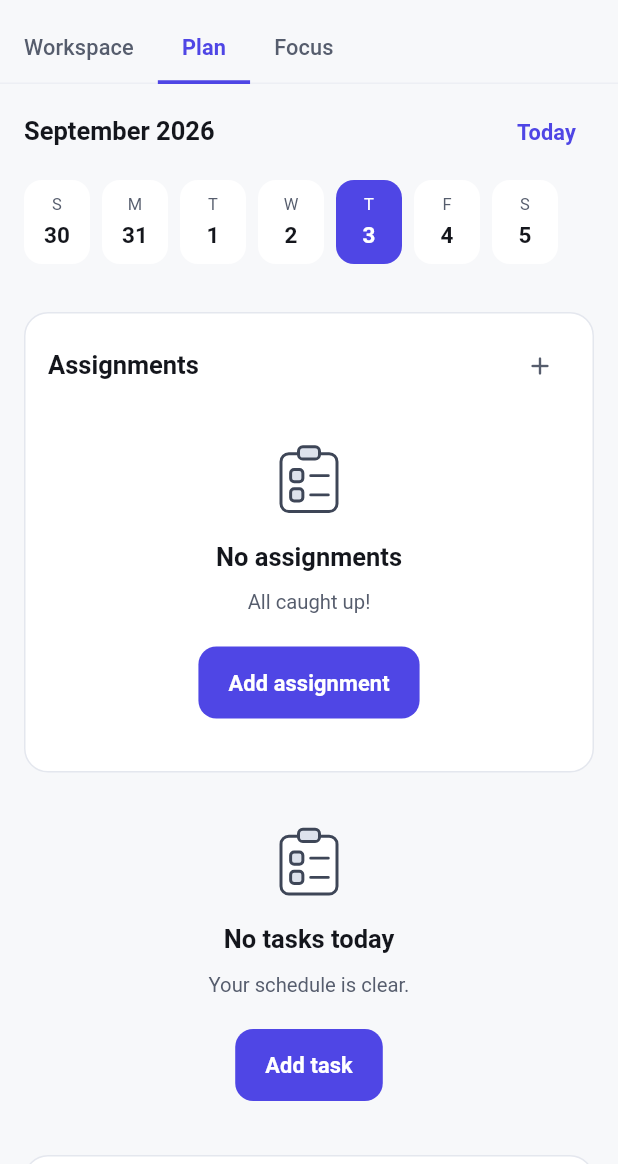
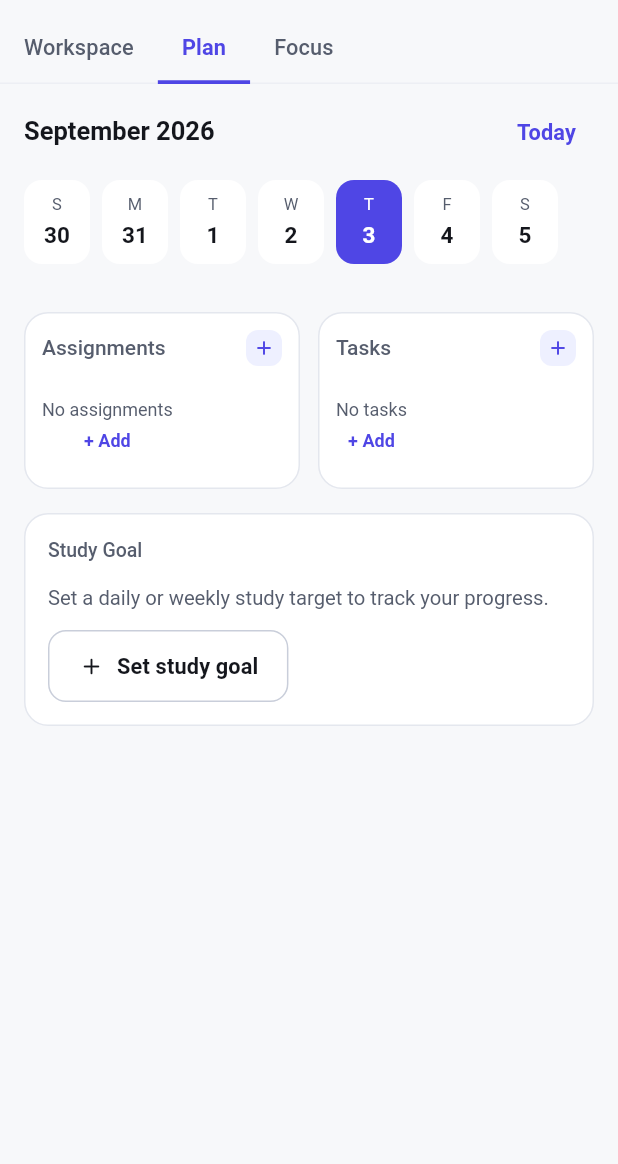
Before and after one commit to NehalLabib77/EkThikana, a Flutter app: the StudyScreen screen opened directly, tab 2 chosen, on a phone screen of 412 x 824 dp, the part 72-1236 px from its top. Run offline on Flutter 3.47's test engine with Material 3 defaults, Android fonts, the phone set to English and light mode, and no system bars; our stand-ins replace cloud_firestore, connectivity_plus, file_picker, firebase_auth, firebase_core, flutter_local_notifications and 8 more; missing offline and left inert: pdfrx; accounts and stored records are empty.

Commit message:
compact plan assignment and task cards

```diff
--- a/flutter_app/lib/features/study/presentation/planner/plan_view.dart
+++ b/flutter_app/lib/features/study/presentation/planner/plan_view.dart
@@ -325,10 +325,11 @@ class _AssignmentTaskBento extends StatelessWidget {
           return ad.compareTo(bd);
         });
 
-        // Always render both cards, even when empty.
+        // Always render both cards side-by-side, even when empty.
+        // On very narrow screens (<320dp) stack vertically.
         return LayoutBuilder(
           builder: (context, constraints) {
-            final sideBySide = constraints.maxWidth >= 600;
+            final sideBySide = constraints.maxWidth >= 300;
             final cards = [
               Expanded(
                 flex: 1,
@@ -353,7 +354,7 @@ class _AssignmentTaskBento extends StatelessWidget {
 }
 
 // ---------------------------------------------------------------------------
-// 3. Assignment Deadlines card
+// 3. Assignment Deadlines card — compact
 // ---------------------------------------------------------------------------
 
 class _AssignmentCard extends StatelessWidget {
@@ -365,88 +366,80 @@ class _AssignmentCard extends StatelessWidget {
   Widget build(BuildContext context) {
     final shown = deadlines.take(3).toList();
 
-    if (deadlines.isEmpty) {
     return AppCard(
+      padding: const EdgeInsets.all(GochanoSpacing.sm),
       child: Column(
         crossAxisAlignment: CrossAxisAlignment.start,
         mainAxisSize: MainAxisSize.min,
         children: [
+          // Header
           Row(
             children: [
               Expanded(
-                  child: SectionHeader(
-                    padding: EdgeInsets.zero,
-                    title: GochanoLanguage.text(
-                      'Assignments',
-                      'অ্যাসাইনমেন্ট',
+                child: Text(
+                  GochanoLanguage.text('Assignments', 'অ্যাসাইনমেন্ট'),
+                  style: context.type.label.copyWith(fontSize: 14),
+                  maxLines: 1,
+                  overflow: TextOverflow.ellipsis,
+                ),
+              ),
+              if (deadlines.length > 3)
+                GestureDetector(
+                  onTap: () {},
+                  child: Text(
+                    GochanoLanguage.text('View all', 'সব দেখুন'),
+                    style: context.type.caption.copyWith(
+                      color: context.colors.brand,
                     ),
                   ),
                 ),
-                IconButton(
-                  icon: const Icon(Icons.add_rounded, size: 20),
-                  onPressed: () =>
-                      showAddTaskSheet(context, type: 'assignment'),
-                  tooltip: GochanoLanguage.text(
-                    'Add assignment',
-                    'অ্যাসাইনমেন্ট যোগ করুন',
+              const SizedBox(width: GochanoSpacing.xxs),
+              GestureDetector(
+                onTap: () => showAddTaskSheet(context, type: 'assignment'),
+                child: Container(
+                  width: 24,
+                  height: 24,
+                  decoration: BoxDecoration(
+                    color: context.colors.brandSoft,
+                    borderRadius: GochanoRadius.smAll,
                   ),
-                  visualDensity: VisualDensity.compact,
+                  child: Icon(
+                    Icons.add_rounded,
+                    size: 16,
+                    color: context.colors.brand,
+                  ),
+                ),
               ),
             ],
           ),
           const SizedBox(height: GochanoSpacing.xs),
-            EmptyState(
-              compact: true,
-              illustration: GochanoArt.emptyTasks,
-              title: GochanoLanguage.text('No assignments', 'কোনো অ্যাসাইনমেন্ট নেই'),
-              message: GochanoLanguage.text(
-                'All caught up!',
-                'সব ঠিক আছে!',
+          // Content
+          if (deadlines.isEmpty)
+            Padding(
+              padding: const EdgeInsets.symmetric(vertical: GochanoSpacing.sm),
+              child: Column(
+                children: [
+                  Text(
+                    GochanoLanguage.text('No assignments', 'কোনো অ্যাসাইনমেন্ট নেই'),
+                    style: context.type.caption.copyWith(
+                      color: context.colors.textSecondary,
                     ),
-              actionLabel: GochanoLanguage.text('Add assignment', 'অ্যাসাইনমেন্ট যোগ করুন'),
-              onAction: () => showAddTaskSheet(context, type: 'assignment'),
+                  ),
+                  const SizedBox(height: GochanoSpacing.xxs),
+                  GestureDetector(
+                    onTap: () => showAddTaskSheet(context, type: 'assignment'),
+                    child: Text(
+                      GochanoLanguage.text('+ Add', '+ যোগ'),
+                      style: context.type.caption.copyWith(
+                        color: context.colors.brand,
+                        fontWeight: FontWeight.w600,
+                      ),
+                    ),
                   ),
                 ],
               ),
-      );
-    }
-
-    return AppCard(
-      child: Column(
-        crossAxisAlignment: CrossAxisAlignment.start,
-        mainAxisSize: MainAxisSize.min,
-        children: [
-          Row(
-            children: [
-              Expanded(
-                child: SectionHeader(
-                  padding: EdgeInsets.zero,
-                  title: GochanoLanguage.text(
-                    'Assignments',
-                    'অ্যাসাইনমেন্ট',
-                  ),
-                  action: deadlines.length > 3
-                      ? TextButton(
-                          onPressed: () {},
-                          child: Text(
-                            GochanoLanguage.text('View all', 'সব দেখুন'),
-                          ),
             )
-                      : null,
-                ),
-              ),
-              IconButton(
-                icon: const Icon(Icons.add_rounded, size: 20),
-                onPressed: () =>
-                    showAddTaskSheet(context, type: 'assignment'),
-                tooltip: GochanoLanguage.text(
-                  'Add assignment',
-                  'অ্যাসাইনমেন্ট যোগ করুন',
-                ),
-                visualDensity: VisualDensity.compact,
-              ),
-            ],
-          ),
+          else
             ...shown.map((doc) {
               final data = doc.data();
               final due = (data['dueAt'] as Timestamp).toDate();
@@ -457,43 +450,48 @@ class _AssignmentCard extends StatelessWidget {
                 onTap: () => showAddTaskSheet(context, existing: doc),
                 borderRadius: GochanoRadius.smAll,
                 child: Padding(
-                padding: const EdgeInsets.symmetric(vertical: GochanoSpacing.xs),
+                  padding: const EdgeInsets.symmetric(vertical: 4),
                   child: Column(
                     crossAxisAlignment: CrossAxisAlignment.start,
                     mainAxisSize: MainAxisSize.min,
                     children: [
                       Text(
                         data['title']?.toString() ?? '',
-                      style: context.type.cardHeading,
+                        style: context.type.body.copyWith(fontSize: 13),
                         maxLines: 1,
                         overflow: TextOverflow.ellipsis,
                       ),
-                    const SizedBox(height: GochanoSpacing.xxs),
+                      const SizedBox(height: 2),
                       Row(
                         children: [
                           Icon(
                             Icons.event_rounded,
-                          size: 12,
+                            size: 10,
                             color: overdue
                                 ? context.colors.warning
                                 : context.colors.textTertiary,
                           ),
-                        const SizedBox(width: GochanoSpacing.xxs),
-                        Text(
-                          '${formatShortDate(due)} · ${formatClock12(due)}',
+                          const SizedBox(width: 2),
+                          Flexible(
+                            child: Text(
+                              '${formatShortDate(due)} ${formatClock12(due)}',
                               style: context.type.caption.copyWith(
+                                fontSize: 10,
                                 color: overdue
                                     ? context.colors.warning
                                     : context.colors.textTertiary,
                               ),
+                              maxLines: 1,
+                              overflow: TextOverflow.ellipsis,
                             ),
-                        const SizedBox(width: GochanoSpacing.xs),
-                        _deadlineStateBadge(due),
+                          ),
+                          const SizedBox(width: 4),
+                          _deadlineStateBadgeCompact(context, due),
                         ],
                       ),
                       if (remindAt != null) ...[
-                      const SizedBox(height: GochanoSpacing.xxs),
-                      _reminderInfo(context, remindAt),
+                        const SizedBox(height: 2),
+                        _reminderInfoCompact(context, remindAt),
                       ],
                     ],
                   ),
@@ -507,7 +505,7 @@ class _AssignmentCard extends StatelessWidget {
 }
 
 // ---------------------------------------------------------------------------
-// 4. Tasks card — checklist with complete/undo
+// 4. Tasks card — compact checklist with complete/undo
 // ---------------------------------------------------------------------------
 
 class _TaskCard extends StatelessWidget {
@@ -517,55 +515,82 @@ class _TaskCard extends StatelessWidget {
 
   @override
   Widget build(BuildContext context) {
-    if (tasks.isEmpty) {
-      return EmptyState(
-        compact: true,
-        illustration: GochanoArt.emptyTasks,
-        title: GochanoLanguage.text('No tasks today', 'আজ কোনো কাজ নেই'),
-        message: GochanoLanguage.text(
-          'Your schedule is clear.',
-          'আপনার দিন ফাঁকা।',
-        ),
-        actionLabel: GochanoLanguage.text('Add task', 'কাজ যোগ করুন'),
-        onAction: () => showAddTaskSheet(context, type: 'task'),
-      );
-    }
-
     final shown = tasks.take(3).toList();
 
     return AppCard(
+      padding: const EdgeInsets.all(GochanoSpacing.sm),
       child: Column(
         crossAxisAlignment: CrossAxisAlignment.start,
         mainAxisSize: MainAxisSize.min,
         children: [
+          // Header
           Row(
             children: [
               Expanded(
-                child: SectionHeader(
-                  padding: EdgeInsets.zero,
-                  title: GochanoLanguage.text('Tasks', 'কাজ'),
-                  action: tasks.length > 3
-                      ? TextButton(
-                          onPressed: () {},
+                child: Text(
+                  GochanoLanguage.text('Tasks', 'কাজ'),
+                  style: context.type.label.copyWith(fontSize: 14),
+                  maxLines: 1,
+                  overflow: TextOverflow.ellipsis,
+                ),
+              ),
+              if (tasks.length > 3)
+                GestureDetector(
+                  onTap: () {},
                   child: Text(
                     GochanoLanguage.text('View all', 'সব দেখুন'),
-                          ),
-                        )
-                      : null,
+                    style: context.type.caption.copyWith(
+                      color: context.colors.brand,
                     ),
                   ),
-              IconButton(
-                icon: const Icon(Icons.add_rounded, size: 20),
-                onPressed: () =>
-                    showAddTaskSheet(context, type: 'task'),
-                tooltip: GochanoLanguage.text(
-                  'Add task',
-                  'কাজ যোগ করুন',
                 ),
-                visualDensity: VisualDensity.compact,
+              const SizedBox(width: GochanoSpacing.xxs),
+              GestureDetector(
+                onTap: () => showAddTaskSheet(context, type: 'task'),
+                child: Container(
+                  width: 24,
+                  height: 24,
+                  decoration: BoxDecoration(
+                    color: context.colors.brandSoft,
+                    borderRadius: GochanoRadius.smAll,
+                  ),
+                  child: Icon(
+                    Icons.add_rounded,
+                    size: 16,
+                    color: context.colors.brand,
+                  ),
+                ),
               ),
             ],
           ),
+          const SizedBox(height: GochanoSpacing.xs),
+          // Content
+          if (tasks.isEmpty)
+            Padding(
+              padding: const EdgeInsets.symmetric(vertical: GochanoSpacing.sm),
+              child: Column(
+                children: [
+                  Text(
+                    GochanoLanguage.text('No tasks', 'কোনো কাজ নেই'),
+                    style: context.type.caption.copyWith(
+                      color: context.colors.textSecondary,
+                    ),
+                  ),
+                  const SizedBox(height: GochanoSpacing.xxs),
+                  GestureDetector(
+                    onTap: () => showAddTaskSheet(context, type: 'task'),
+                    child: Text(
+                      GochanoLanguage.text('+ Add', '+ যোগ'),
+                      style: context.type.caption.copyWith(
+                        color: context.colors.brand,
+                        fontWeight: FontWeight.w600,
+                      ),
+                    ),
+                  ),
+                ],
+              ),
+            )
+          else
             ...shown.map((doc) {
               final data = doc.data();
               final done = data['done'] == true;
@@ -575,15 +600,19 @@ class _TaskCard extends StatelessWidget {
               final overdue = !done && due != null && due.isBefore(DateTime.now());
 
               return Padding(
-              padding: const EdgeInsets.symmetric(
-                horizontal: GochanoSpacing.xs,
-                vertical: GochanoSpacing.xxs,
-              ),
+                padding: const EdgeInsets.symmetric(vertical: 2),
                 child: Row(
                   children: [
-                  Checkbox(
+                    SizedBox(
+                      width: 20,
+                      height: 20,
+                      child: Checkbox(
                         value: done,
-                    onChanged: (value) => _setDone(context, doc, value ?? false),
+                        onChanged: (value) =>
+                            _setDone(context, doc, value ?? false),
+                        materialTapTargetSize: MaterialTapTargetSize.shrinkWrap,
+                        visualDensity: VisualDensity.compact,
+                      ),
                     ),
                     Expanded(
                       child: InkWell(
@@ -591,7 +620,8 @@ class _TaskCard extends StatelessWidget {
                         borderRadius: GochanoRadius.smAll,
                         child: Padding(
                           padding: const EdgeInsets.symmetric(
-                          vertical: GochanoSpacing.xs,
+                            horizontal: 4,
+                            vertical: 2,
                           ),
                           child: Column(
                             crossAxisAlignment: CrossAxisAlignment.start,
@@ -599,10 +629,14 @@ class _TaskCard extends StatelessWidget {
                             children: [
                               Text(
                                 title,
-                              style: context.type.cardHeading.copyWith(
-                                color: done ? context.colors.textSecondary : null,
-                                decoration:
-                                    done ? TextDecoration.lineThrough : null,
+                                style: context.type.body.copyWith(
+                                  fontSize: 13,
+                                  color: done
+                                      ? context.colors.textSecondary
+                                      : null,
+                                  decoration: done
+                                      ? TextDecoration.lineThrough
+                                      : null,
                                 ),
                                 maxLines: 1,
                                 overflow: TextOverflow.ellipsis,
@@ -616,30 +650,35 @@ class _TaskCard extends StatelessWidget {
                                             ? Icons.notifications_active_outlined
                                             : Icons.event_rounded)
                                         : Icons.schedule_rounded,
-                                  size: 12,
+                                    size: 10,
                                     color: overdue
                                         ? context.colors.warning
                                         : context.colors.textTertiary,
                                   ),
-                                const SizedBox(width: GochanoSpacing.xxs),
-                                Text(
+                                  const SizedBox(width: 2),
+                                  Flexible(
+                                    child: Text(
                                       due != null
-                                      ? '${formatShortDate(due)} · ${formatClock12(due)}'
+                                          ? '${formatShortDate(due)} ${formatClock12(due)}'
                                           : GochanoLanguage.text(
                                               'No due date',
                                               'কোনো সময়সীমা নেই',
                                             ),
                                       style: context.type.caption.copyWith(
+                                        fontSize: 10,
                                         color: overdue
                                             ? context.colors.warning
                                             : null,
+                                      ),
+                                      maxLines: 1,
+                                      overflow: TextOverflow.ellipsis,
                                     ),
                                   ),
                                 ],
                               ),
                               if (remindAt != null) ...[
-                              const SizedBox(height: GochanoSpacing.xxs),
-                              _reminderInfo(context, remindAt),
+                                const SizedBox(height: 2),
+                                _reminderInfoCompact(context, remindAt),
                               ],
                             ],
                           ),
@@ -899,50 +938,77 @@ String _clock(DateTime when) {
   return '$hour:$minute ${when.hour < 12 ? 'am' : 'pm'}';
 }
 
-Widget _deadlineStateBadge(DateTime due) {
+Widget _deadlineStateBadgeCompact(BuildContext context, DateTime due) {
   final now = DateTime.now();
   final today = DateTime(now.year, now.month, now.day);
   final day = DateTime(due.year, due.month, due.day);
   final diff = day.difference(today).inDays;
 
   if (diff < 0) {
-    return GochanoBadge(
-      label: GochanoLanguage.text('Overdue', 'সময় পেরিয়েছে'),
-      tone: GochanoBadgeTone.error,
-      icon: Icons.warning_rounded,
+    return Container(
+      padding: const EdgeInsets.symmetric(horizontal: 4, vertical: 1),
+      decoration: BoxDecoration(
+        color: context.colors.error.withValues(alpha: 0.1),
+        borderRadius: BorderRadius.circular(4),
+      ),
+      child: Text(
+        GochanoLanguage.text('Overdue', 'বিলম্বিত'),
+        style: TextStyle(fontSize: 8, color: context.colors.error, fontWeight: FontWeight.w600),
+      ),
     );
   }
   if (diff == 0) {
-    return GochanoBadge(
-      label: GochanoLanguage.text('Today', 'আজ'),
-      tone: GochanoBadgeTone.warning,
-      icon: Icons.today_rounded,
+    return Container(
+      padding: const EdgeInsets.symmetric(horizontal: 4, vertical: 1),
+      decoration: BoxDecoration(
+        color: context.colors.warning.withValues(alpha: 0.1),
+        borderRadius: BorderRadius.circular(4),
+      ),
+      child: Text(
+        GochanoLanguage.text('Today', 'আজ'),
+        style: TextStyle(fontSize: 8, color: context.colors.warning, fontWeight: FontWeight.w600),
+      ),
     );
   }
   if (diff == 1) {
-    return GochanoBadge(
-      label: GochanoLanguage.text('Tomorrow', 'আগামীকাল'),
-      tone: GochanoBadgeTone.info,
-      icon: Icons.arrow_forward_rounded,
+    return Container(
+      padding: const EdgeInsets.symmetric(horizontal: 4, vertical: 1),
+      decoration: BoxDecoration(
+        color: context.colors.brand.withValues(alpha: 0.1),
+        borderRadius: BorderRadius.circular(4),
+      ),
+      child: Text(
+        GochanoLanguage.text('Tmrw', 'আগামীকাল'),
+        style: TextStyle(fontSize: 8, color: context.colors.brand, fontWeight: FontWeight.w600),
+      ),
     );
   }
-  return GochanoBadge(
-    label: GochanoLanguage.text('In $diff days', '$diff দিনে'),
+  return Container(
+    padding: const EdgeInsets.symmetric(horizontal: 4, vertical: 1),
+    decoration: BoxDecoration(
+      color: context.colors.surfaceVariant,
+      borderRadius: BorderRadius.circular(4),
+    ),
+    child: Text(
+      GochanoLanguage.text('${diff}d', '$diffদিন'),
+      style: TextStyle(fontSize: 8, color: context.colors.textSecondary, fontWeight: FontWeight.w600),
+    ),
   );
 }
 
-Widget _reminderInfo(BuildContext context, DateTime remindAt) {
+Widget _reminderInfoCompact(BuildContext context, DateTime remindAt) {
   return Row(
     children: [
       Icon(
         Icons.notifications_active_outlined,
-        size: 12,
+        size: 10,
         color: context.colors.textTertiary,
       ),
-      const SizedBox(width: GochanoSpacing.xxs),
+      const SizedBox(width: 2),
       Text(
-        '${GochanoLanguage.text('Reminder', 'রিমাইন্ডার')}: ${formatClock12(remindAt)}',
+        formatClock12(remindAt),
         style: context.type.caption.copyWith(
+          fontSize: 10,
           color: context.colors.textTertiary,
         ),
       ),
```
Lines whose indentation alone changed are shown as unchanged.
